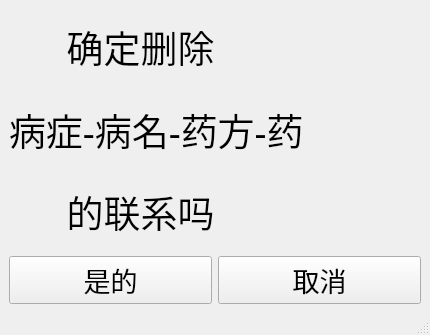
Above: UI/relationDelete.ui from DefJia/TCM-Retrieval-System before the change. Below: the same form after it.
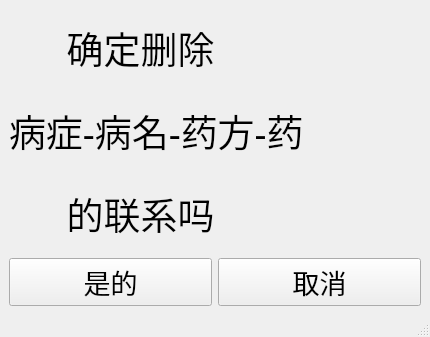
That is the form after the change.

The edit to the form file:
```diff
--- a/UI/relationDelete.ui
+++ b/UI/relationDelete.ui
@@ -7,7 +7,7 @@
     <x>0</x>
     <y>0</y>
     <width>430</width>
-    <height>335</height>
+    <height>337</height>
    </rect>
   </property>
   <property name="windowTitle">
```
Left out of the diff: 3 changed lines with no effect on the pictures.
